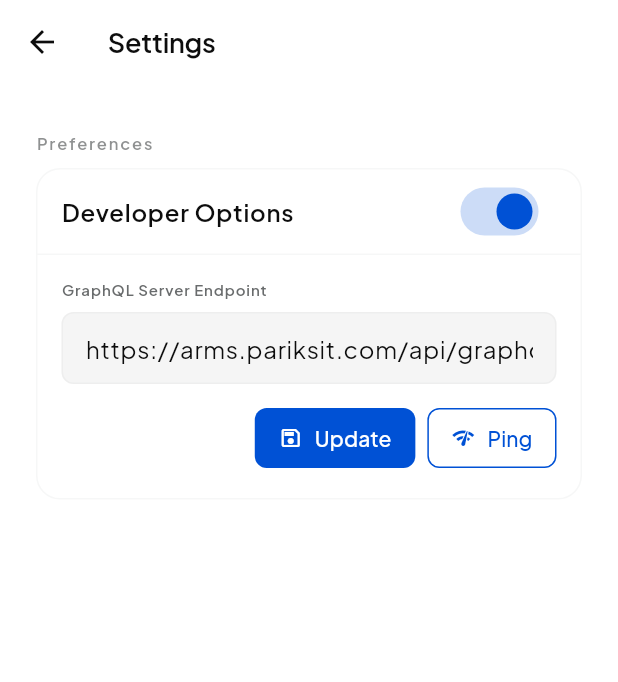
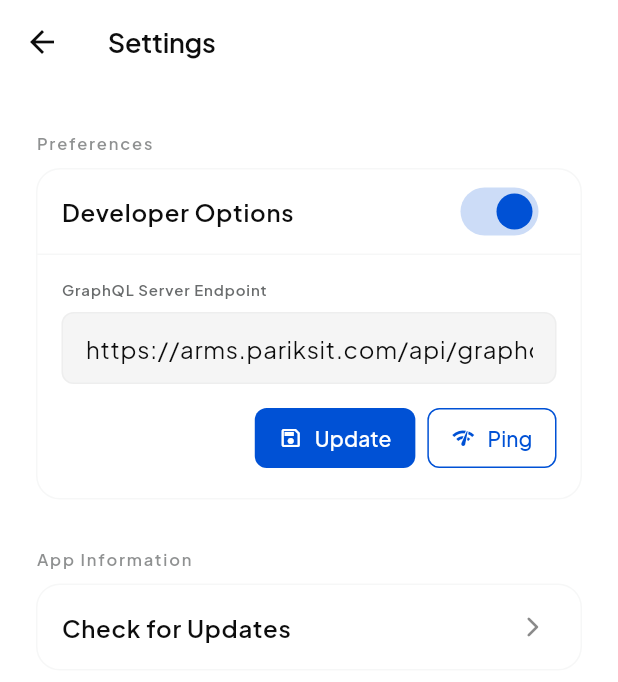
Before and after one commit to ayussh-2/arms-app, a Flutter app: the SettingsScreen screen opened by its route, on a phone screen of 412 x 824 dp. Shown: the top 682 px of the screen. Run offline on Flutter 3.47's test engine with Material 3 defaults, Android fonts, the phone set to English and light mode, and no system bars; our stand-ins replace camera, file_picker, google_fonts, graphql_flutter, image_cropper, image_picker and 4 more; missing offline and left inert: excel, ota_update; accounts and stored records are empty.

Commit message:
feat: ota update

```diff
--- a/arms/lib/core/services/upload_service.dart
+++ b/arms/lib/core/services/upload_service.dart
@@ -1,6 +1,7 @@
 import 'dart:async';
 import 'dart:convert';
 import 'dart:io';
+import 'package:flutter/foundation.dart';
 import 'package:http/http.dart' as http;
 import '../debug/debug_service.dart';
 
@@ -184,10 +185,10 @@ class UploadService {
       ).timeout(const Duration(seconds: 10));
 
       if (response.statusCode != 200) {
-        print('Cleanup of orphaned uploads failed: ${response.statusCode} - ${response.body}');
+        debugPrint('Cleanup of orphaned uploads failed: ${response.statusCode} - ${response.body}');
       }
     } catch (e) {
-      print('Error cleaning up orphaned uploads: $e');
+      debugPrint('Error cleaning up orphaned uploads: $e');
     }
   }
 
--- a/arms/lib/screens/dashboard_screen.dart
+++ b/arms/lib/screens/dashboard_screen.dart
@@ -3,7 +3,6 @@ import '../core/theme/app_colors.dart';
 import '../core/theme/app_text_styles.dart';
 import '../core/theme/app_spacing.dart';
 import '../widgets/arms_top_app_bar.dart';
-import '../widgets/arms_dashboard_button.dart';
 import '../core/auth/auth_service.dart';
 import '../core/utils/image_url_helper.dart';
 
--- a/arms/lib/screens/settings_screen.dart
+++ b/arms/lib/screens/settings_screen.dart
@@ -5,6 +5,7 @@ import '../core/theme/app_colors.dart';
 import '../core/theme/app_text_styles.dart';
 import '../core/theme/app_spacing.dart';
 import '../widgets/arms_top_app_bar.dart';
+import '../core/services/ota_update_service.dart';
 
 class SettingsScreen extends StatefulWidget {
   const SettingsScreen({super.key});
@@ -337,6 +338,44 @@ class _SettingsScreenState extends State<SettingsScreen> {
                 },
               ),
             ),
+            const SizedBox(height: AppSpacing.stackLg),
+            Text(
+              'App Information',
+              style: AppTextStyles.labelXsUppercase.copyWith(
+                fontSize: 11,
+                color: AppColors.onSurfaceVariant.withValues(alpha: 0.6),
+                letterSpacing: 1.2,
+              ),
+            ),
+            const SizedBox(height: AppSpacing.stackSm),
+            Container(
+              decoration: BoxDecoration(
+                color: Colors.white,
+                borderRadius: BorderRadius.circular(AppRadius.roundSixteen),
+                border: Border.all(color: AppColors.outlineLight),
+              ),
+              child: Column(
+                children: [
+                  ListTile(
+                    title: Text(
+                      'Check for Updates',
+                      style: AppTextStyles.bodyMedium.copyWith(
+                        fontWeight: FontWeight.w600,
+                        color: AppColors.textMain,
+                      ),
+                    ),
+                    trailing: const Icon(
+                      Icons.arrow_forward_ios_rounded,
+                      size: 16,
+                      color: AppColors.textSecondary,
+                    ),
+                    onTap: () {
+                      OtaUpdateService.checkForUpdates(context, showFeedback: true);
+                    },
+                  ),
+                ],
+              ),
+            ),
           ],
         ),
       ),
--- a/arms/pubspec.yaml
+++ b/arms/pubspec.yaml
@@ -46,6 +46,8 @@ dependencies:
   path_provider: ^2.1.5
   camera: ^0.12.0+1
   image_cropper: ^12.2.1
+  package_info_plus: ^9.0.1
+  ota_update: ^7.1.0
 
 dev_dependencies:
   flutter_test:
```
Also changed, not shown: arms/lib/core/services/ota_update_service.dart (added, +180 -0 lines), arms/lib/screens/shell_screen.dart (+9 -0 lines), arms/lib/screens/student_photo_screen.dart (+4 -6 lines), arms/pubspec.lock, 4 other files.
